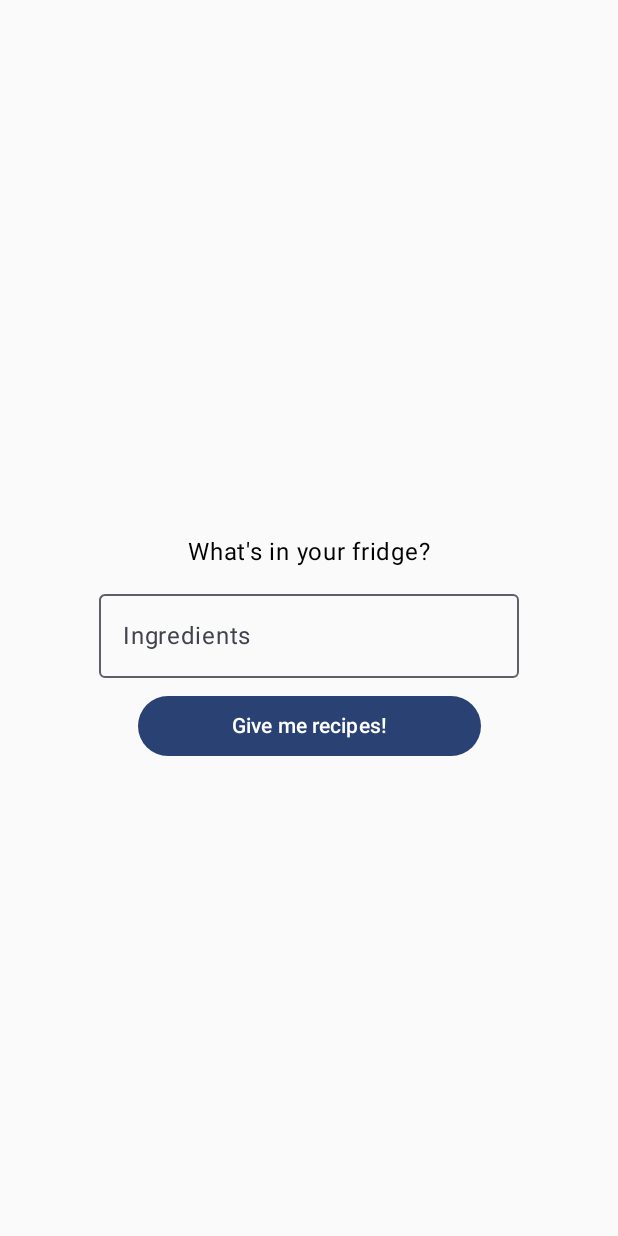
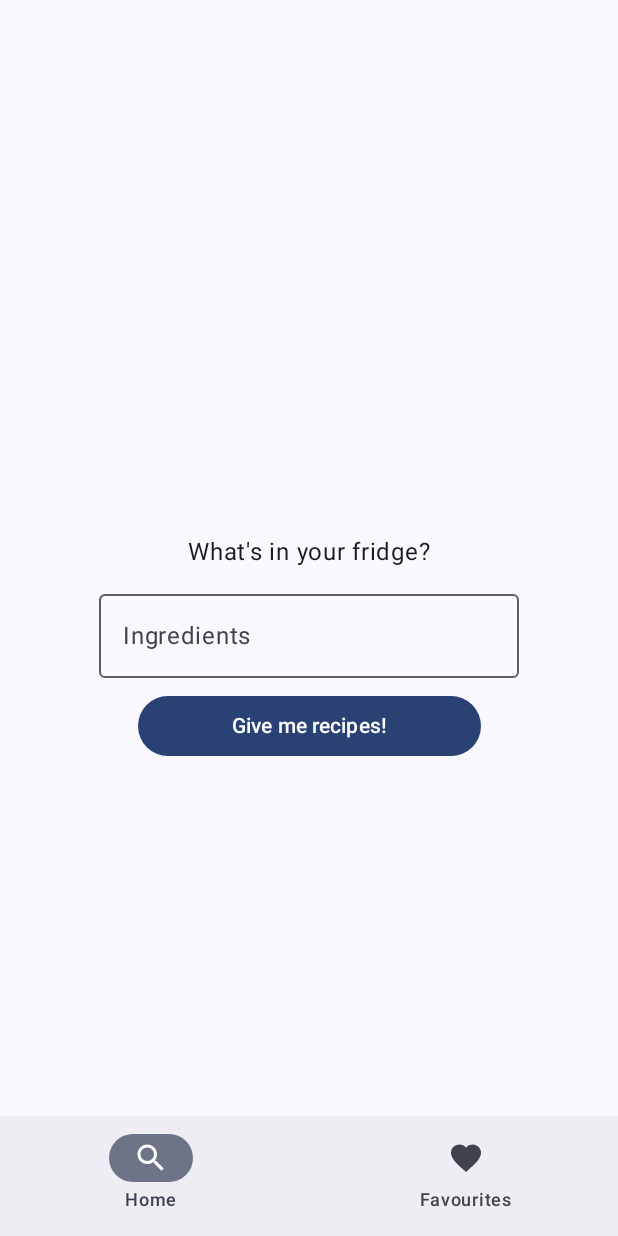
Before and after one commit to FilipMik/aidvisor, an Android app built with Jetpack Compose: the screen it shows after launch (AppActivity), on a phone screen of 412 x 824 dp. Run offline under Robolectric (Android 15) with nearby library versions, the phone set to English and light mode, and no system bars; our stand-ins replace Dagger/Hilt's generated code, Timber; libraries missing offline, so code that uses them is left out: app.cash.sqldelight; 2 statements that could not run were skipped.

Commit message:
Add bottom navigation

```diff
--- a/app/src/main/kotlin/com/filipmik/aidvisor/navigation/Destinations.kt
+++ b/app/src/main/kotlin/com/filipmik/aidvisor/navigation/Destinations.kt
@@ -4,5 +4,5 @@ sealed class Destination(
     val route: String,
 ) {
     object Home : Destination(route = "home_screen")
-    object Detail : Destination(route = "detail_screen")
+    object Favourites : Destination(route = "favourites_screen")
 }
--- a/app/src/main/kotlin/com/filipmik/aidvisor/ui/AppUi.kt
+++ b/app/src/main/kotlin/com/filipmik/aidvisor/ui/AppUi.kt
@@ -1,11 +1,28 @@
 package com.filipmik.aidvisor.ui
 
+import android.annotation.SuppressLint
+import androidx.compose.material3.ExperimentalMaterial3Api
+import androidx.compose.material3.MaterialTheme
+import androidx.compose.material3.Scaffold
+import androidx.compose.material3.Surface
 import androidx.compose.runtime.Composable
+import androidx.navigation.compose.rememberNavController
+import com.filipmik.aidvisor.ui.components.BottomNavigationBar
 import com.filipmik.aidvisor.ui.theme.AidvisorTheme
 
+@SuppressLint("UnusedMaterial3ScaffoldPaddingParameter")
+@OptIn(ExperimentalMaterial3Api::class)
 @Composable
 fun AppUi() {
     AidvisorTheme {
-        Navigation()
+        Surface(color = MaterialTheme.colorScheme.background) {
+            val navController = rememberNavController()
+
+            Scaffold(
+                bottomBar = { BottomNavigationBar(navController) },
+            ) {
+                Navigation(navController = navController)
+            }
+        }
     }
 }
--- a/app/src/main/kotlin/com/filipmik/aidvisor/ui/Navigation.kt
+++ b/app/src/main/kotlin/com/filipmik/aidvisor/ui/Navigation.kt
@@ -6,12 +6,13 @@ import androidx.navigation.compose.NavHost
 import androidx.navigation.compose.composable
 import androidx.navigation.compose.rememberNavController
 import com.filipmik.aidvisor.navigation.Destination
-import com.filipmik.aidvisor.ui.screens.detail.DetailScreen
+import com.filipmik.aidvisor.ui.screens.favourites.FavouritesScreen
 import com.filipmik.aidvisor.ui.screens.home.HomeScreen
 
 @Composable
 fun Navigation(
-    navController: NavHostController = rememberNavController()) {
+    navController: NavHostController = rememberNavController()
+) {
     NavHost(
         navController = navController,
         startDestination = Destination.Home.route,
@@ -21,8 +22,8 @@ fun Navigation(
             HomeScreen(navController)
         }
 
-        composable(Destination.Detail.route) {
-            DetailScreen(navController)
+        composable(Destination.Favourites.route) {
+            FavouritesScreen(navController)
         }
     }
 }
--- /dev/null
+++ b/app/src/main/kotlin/com/filipmik/aidvisor/ui/components/BottomNavigationBar.kt
@@ -0,0 +1,66 @@
+package com.filipmik.aidvisor.ui.components
+
+import androidx.compose.material.icons.Icons
+import androidx.compose.material.icons.filled.Favorite
+import androidx.compose.material.icons.filled.Search
+import androidx.compose.material.icons.outlined.Favorite
+import androidx.compose.material.icons.outlined.Search
+import androidx.compose.material3.Icon
+import androidx.compose.material3.NavigationBar
+import androidx.compose.material3.NavigationBarItem
+import androidx.compose.material3.Text
+import androidx.compose.runtime.Composable
+import androidx.compose.runtime.getValue
+import androidx.navigation.NavGraph.Companion.findStartDestination
+import androidx.navigation.NavHostController
+import androidx.navigation.compose.currentBackStackEntryAsState
+import com.filipmik.aidvisor.navigation.Destination
+
+@Composable
+fun BottomNavigationBar(
+    navHostController: NavHostController
+) {
+    val navigationItems = listOf(
+        BottomNavigationItem(
+            route = Destination.Home.route,
+            title = "Home",
+            selectedIcon = Icons.Filled.Search,
+            unselectedIcon = Icons.Outlined.Search),
+        BottomNavigationItem(
+            route = Destination.Favourites.route,
+            title = "Favourites",
+            selectedIcon = Icons.Filled.Favorite,
+            unselectedIcon = Icons.Outlined.Favorite
+        )
+    )
+
+    NavigationBar {
+
+        val navBackStackEntry by navHostController.currentBackStackEntryAsState()
+        val currentRoute = navBackStackEntry?.destination?.route
+
+        navigationItems.forEach { item ->
+            NavigationBarItem(
+                label = {
+                    Text(text = item.title)
+                },
+                selected = currentRoute == item.route,
+                onClick = { navHostController.navigate(item.route) {
+                    popUpTo(navHostController.graph.findStartDestination().id) {
+                        saveState = true
+                    }
+                    restoreState = true
+                    launchSingleTop = true
+                } },
+                icon = {
+                    Icon(
+                        imageVector = if (currentRoute == item.route) {
+                            item.selectedIcon
+                        } else item.unselectedIcon,
+                        contentDescription = item.title
+                    )
+                }
+            )
+        }
+    }
+}
--- /dev/null
+++ b/app/src/main/kotlin/com/filipmik/aidvisor/ui/components/BottomNavigationItem.kt
@@ -0,0 +1,10 @@
+package com.filipmik.aidvisor.ui.components
+
+import androidx.compose.ui.graphics.vector.ImageVector
+
+data class BottomNavigationItem(
+    val title: String,
+    val route: String,
+    val selectedIcon: ImageVector,
+    val unselectedIcon: ImageVector
+)
--- a/app/src/main/kotlin/com/filipmik/aidvisor/ui/screens/detail/DetailScreen.kt
+++ b/app/src/main/kotlin/com/filipmik/aidvisor/ui/screens/favourites/FavouritesScreen.kt
@@ -1,4 +1,4 @@
-package com.filipmik.aidvisor.ui.screens.detail
+package com.filipmik.aidvisor.ui.screens.favourites
 
 import androidx.compose.foundation.layout.Box
 import androidx.compose.foundation.layout.fillMaxWidth
@@ -10,7 +10,7 @@ import androidx.compose.ui.unit.dp
 import androidx.navigation.NavController
 
 @Composable
-fun DetailScreen(
+fun FavouritesScreen(
     navController: NavController
 ) {
 
@@ -19,6 +19,6 @@ fun DetailScreen(
             .fillMaxWidth()
             .padding(40.dp)
     ) {
-        Text(text = "DetailScreen")
+        Text(text = "FavouritesScreen")
     }
 }
--- a/app/src/main/kotlin/com/filipmik/aidvisor/ui/screens/home/HomeViewModel.kt
+++ b/app/src/main/kotlin/com/filipmik/aidvisor/ui/screens/home/HomeViewModel.kt
@@ -5,7 +5,6 @@ import androidx.lifecycle.viewModelScope
 import com.filipmik.aidvisor.domain.model.Recipe
 import com.filipmik.aidvisor.domain.usecase.DeleteSavedRecipeUseCase
 import com.filipmik.aidvisor.domain.usecase.GetRecipesListUseCase
-import com.filipmik.aidvisor.domain.usecase.GetSavedRecipesListUseCase
 import com.filipmik.aidvisor.domain.usecase.SaveRecipeUseCase
 import com.filipmik.aidvisor.tools.ApiResult
 import dagger.hilt.android.lifecycle.HiltViewModel
```
